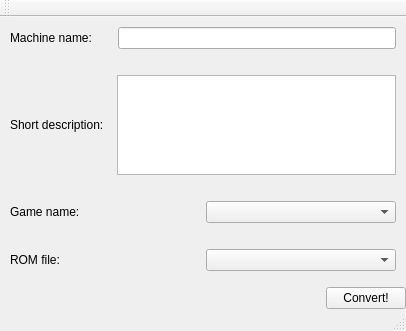
Above: ui/converter_main.ui from xjrsanchezx/hvg-converter before the change. Below: the same form after it.
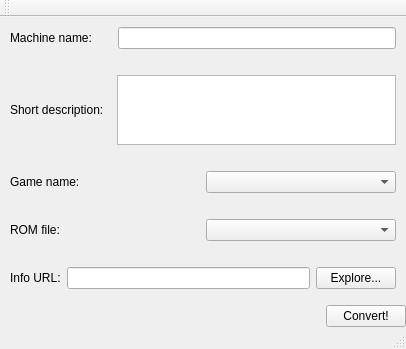
That is the form after the change.

Commit message: added info url field

Diff of the .ui file:
```diff
--- a/ui/converter_main.ui
+++ b/ui/converter_main.ui
@@ -187,6 +187,39 @@
         </property>
        </spacer>
       </item>
+      <item>
+       <layout class="QHBoxLayout" name="horizontalLayout_6">
+        <property name="leftMargin">
+         <number>10</number>
+        </property>
+        <property name="topMargin">
+         <number>10</number>
+        </property>
+        <property name="rightMargin">
+         <number>10</number>
+        </property>
+        <property name="bottomMargin">
+         <number>10</number>
+        </property>
+        <item>
+         <widget class="QLabel" name="label_5">
+          <property name="text">
+           <string>Info URL:</string>
+          </property>
+         </widget>
+        </item>
+        <item>
+         <widget class="QLineEdit" name="infoURLEdit"/>
+        </item>
+        <item>
+         <widget class="QPushButton" name="infoExploreButton">
+          <property name="text">
+           <string>Explore...</string>
+          </property>
+         </widget>
+        </item>
+       </layout>
+      </item>
       <item>
        <layout class="QHBoxLayout" name="horizontalLayout_3">
         <item>
```
The commit also changes 2 other files.
